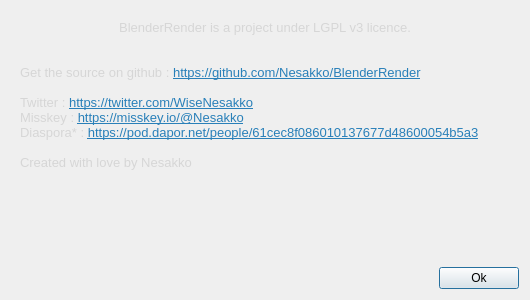
Qt form about.ui (Nesakko/BlenderRender) before a commit.
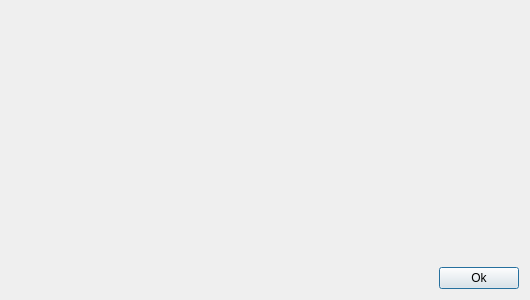
The same form after that commit.

```diff
--- a/about.ui
+++ b/about.ui
@@ -48,37 +48,7 @@
           <height>244</height>
          </rect>
         </property>
-        <layout class="QGridLayout" name="gridLayout">
-         <item row="0" column="0">
-          <widget class="QLabel" name="label">
-           <property name="text">
-            <string>&lt;!DOCTYPE HTML PUBLIC &quot;-//W3C//DTD HTML 4.0//EN&quot; &quot;http://www.w3.org/TR/REC-html40/strict.dtd&quot;&gt;
-&lt;html&gt;&lt;head&gt;&lt;meta name=&quot;qrichtext&quot; content=&quot;1&quot; /&gt;&lt;style type=&quot;text/css&quot;&gt;
-p, li { white-space: pre-wrap; }
-&lt;/style&gt;&lt;/head&gt;&lt;body style=&quot; font-family:'Noto Sans'; font-size:10pt; font-weight:400; font-style:normal;&quot;&gt;
-&lt;p align=&quot;center&quot; style=&quot; margin-top:0px; margin-bottom:0px; margin-left:0px; margin-right:0px; -qt-block-indent:0; text-indent:0px;&quot;&gt;&lt;span style=&quot; color:#d6d6d6;&quot;&gt;BlenderRender is a project under LGPL v3 licence.&lt;/span&gt;&lt;/p&gt;
-&lt;p style=&quot;-qt-paragraph-type:empty; margin-top:0px; margin-bottom:0px; margin-left:0px; margin-right:0px; -qt-block-indent:0; text-indent:0px; color:#d6d6d6;&quot;&gt;&lt;br /&gt;&lt;/p&gt;
-&lt;p style=&quot;-qt-paragraph-type:empty; margin-top:0px; margin-bottom:0px; margin-left:0px; margin-right:0px; -qt-block-indent:0; text-indent:0px; color:#d6d6d6;&quot;&gt;&lt;br /&gt;&lt;/p&gt;
-&lt;p style=&quot; margin-top:0px; margin-bottom:0px; margin-left:0px; margin-right:0px; -qt-block-indent:0; text-indent:0px;&quot;&gt;&lt;span style=&quot; color:#d6d6d6;&quot;&gt;Get the source on github : &lt;/span&gt;&lt;a href=&quot;https://github.com/Nesakko/BlenderRender&quot;&gt;&lt;span style=&quot; text-decoration: underline; color:#2980b9;&quot;&gt;https://github.com/Nesakko/BlenderRender&lt;/span&gt;&lt;/a&gt;&lt;/p&gt;
-&lt;p style=&quot;-qt-paragraph-type:empty; margin-top:0px; margin-bottom:0px; margin-left:0px; margin-right:0px; -qt-block-indent:0; text-indent:0px; color:#d6d6d6;&quot;&gt;&lt;br /&gt;&lt;/p&gt;
-&lt;p style=&quot; margin-top:0px; margin-bottom:0px; margin-left:0px; margin-right:0px; -qt-block-indent:0; text-indent:0px;&quot;&gt;&lt;span style=&quot; color:#d6d6d6;&quot;&gt;Twitter : &lt;/span&gt;&lt;a href=&quot;https://twitter.com/WiseNesakko&quot;&gt;&lt;span style=&quot; text-decoration: underline; color:#2980b9;&quot;&gt;https://twitter.com/WiseNesakko&lt;/span&gt;&lt;/a&gt;&lt;/p&gt;
-&lt;p style=&quot; margin-top:0px; margin-bottom:0px; margin-left:0px; margin-right:0px; -qt-block-indent:0; text-indent:0px;&quot;&gt;&lt;span style=&quot; color:#d6d6d6;&quot;&gt;Misskey : &lt;/span&gt;&lt;a href=&quot;https://misskey.io/@Nesakko&quot;&gt;&lt;span style=&quot; text-decoration: underline; color:#2980b9;&quot;&gt;https://misskey.io/@Nesakko&lt;/span&gt;&lt;/a&gt;&lt;/p&gt;
-&lt;p style=&quot; margin-top:0px; margin-bottom:0px; margin-left:0px; margin-right:0px; -qt-block-indent:0; text-indent:0px;&quot;&gt;&lt;span style=&quot; color:#d6d6d6;&quot;&gt;Diaspora* : &lt;/span&gt;&lt;a href=&quot;https://pod.dapor.net/people/61cec8f086010137677d48600054b5a3&quot;&gt;&lt;span style=&quot; text-decoration: underline; color:#2980b9;&quot;&gt;https://pod.dapor.net/people/61cec8f086010137677d48600054b5a3&lt;/span&gt;&lt;/a&gt;&lt;/p&gt;
-&lt;p style=&quot;-qt-paragraph-type:empty; margin-top:0px; margin-bottom:0px; margin-left:0px; margin-right:0px; -qt-block-indent:0; text-indent:0px; color:#d6d6d6;&quot;&gt;&lt;br /&gt;&lt;/p&gt;
-&lt;p style=&quot; margin-top:0px; margin-bottom:0px; margin-left:0px; margin-right:0px; -qt-block-indent:0; text-indent:0px;&quot;&gt;&lt;span style=&quot; color:#d6d6d6;&quot;&gt;Created with love by Nesakko&lt;/span&gt;&lt;/p&gt;&lt;/body&gt;&lt;/html&gt;</string>
-           </property>
-           <property name="textFormat">
-            <enum>Qt::MarkdownText</enum>
-           </property>
-           <property name="alignment">
-            <set>Qt::AlignLeading|Qt::AlignLeft|Qt::AlignTop</set>
-           </property>
-           <property name="openExternalLinks">
-            <bool>true</bool>
-           </property>
-          </widget>
-         </item>
-        </layout>
+        <layout class="QGridLayout" name="gridLayout"/>
        </widget>
       </widget>
      </item>
```
